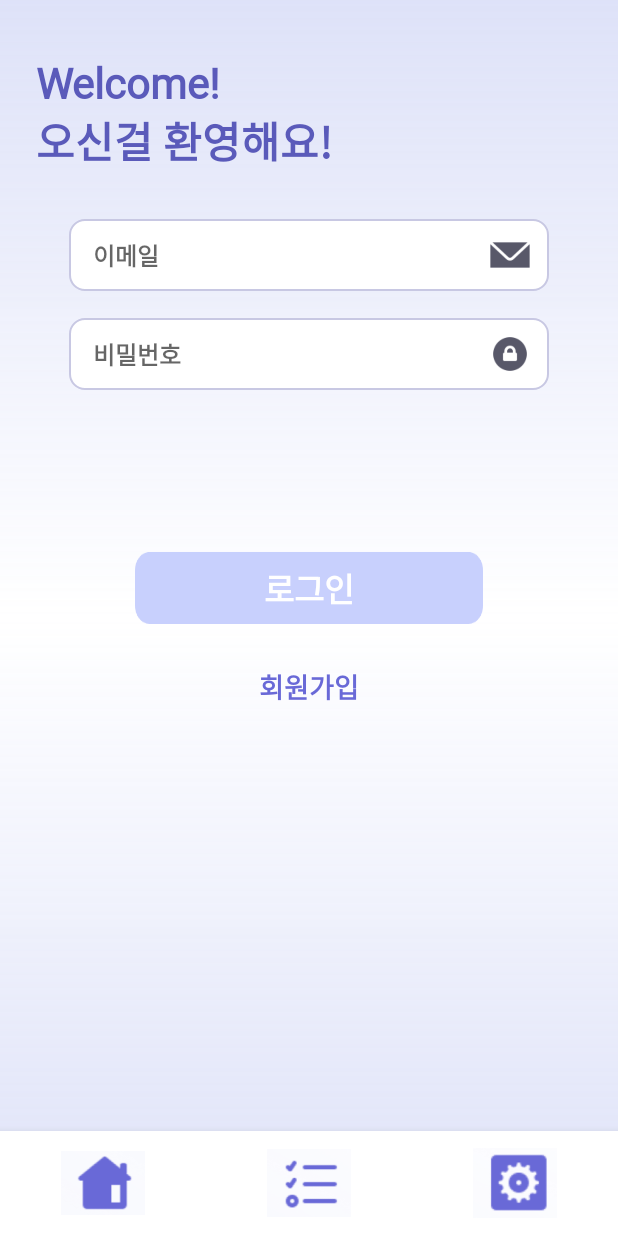
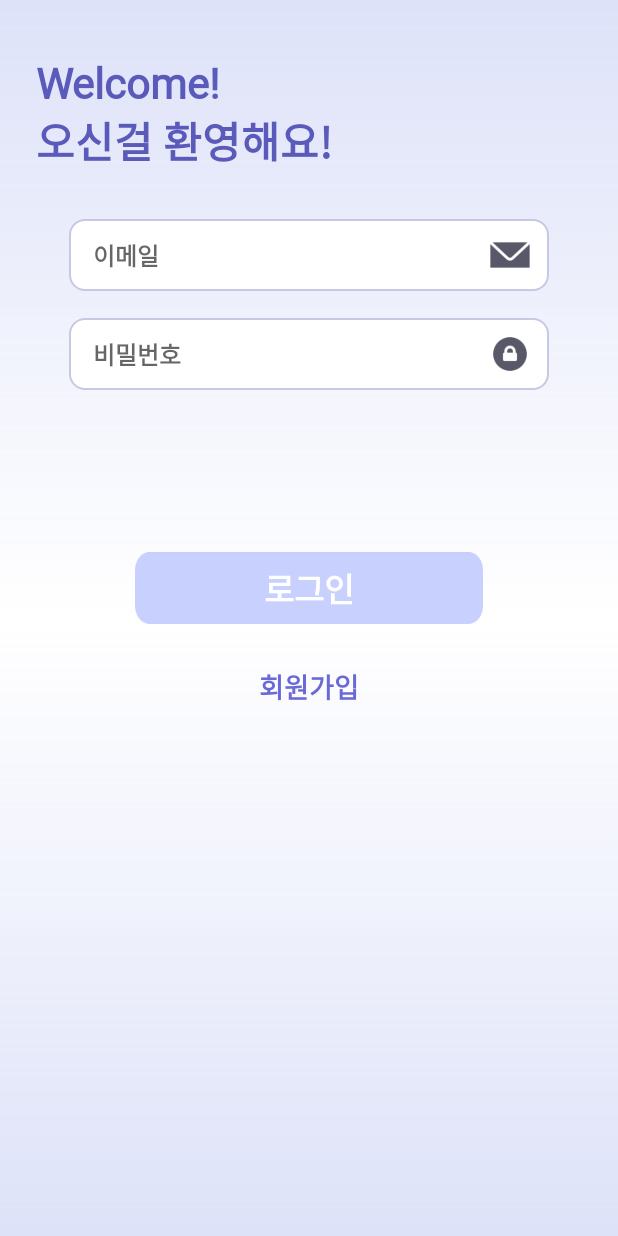
Before and after one commit to Frivack/SMU_Capstone, an Android app built with Jetpack Compose: the LoginPage screen opened directly, with no data from a screen before it, on a phone screen of 412 x 824 dp. Run offline under Robolectric (Android 15) with nearby library versions, the phone set to English and light mode, and no system bars; network calls fail.

Commit message:
챗봇 및 기타 수정

```diff
--- a/app/src/main/res/layout/activity_account.xml
+++ b/app/src/main/res/layout/activity_account.xml
@@ -162,5 +162,5 @@
                 android:contentDescription="@string/lowbar_setting"/>
         </LinearLayout>
     </LinearLayout>
-<!--푸쉬되라푸쉬되라푸쉬되라푸쉬되라푸쉬되라푸쉬되라푸쉬되라푸쉬되라-->
+
 </LinearLayout>
--- a/app/src/main/res/layout/activity_loginpage.xml
+++ b/app/src/main/res/layout/activity_loginpage.xml
@@ -132,54 +132,4 @@
             android:layout_marginBottom="12dp"/>
     </LinearLayout>
 
-    <!-- 하단 네비바 -->
-    <LinearLayout
-        android:layout_width="match_parent"
-        android:layout_height="70dp"
-        android:layout_alignParentBottom="true"
-        android:orientation="horizontal"
-        android:background="#FFFFFF"
-        android:elevation="8dp">
-
-        <LinearLayout
-            android:layout_width="0dp"
-            android:layout_height="match_parent"
-            android:layout_weight="1"
-            android:gravity="center">
-            <ImageView
-                android:id="@+id/imageHomeOne"
-                android:layout_width="56dp"
-                android:layout_height="56dp"
-                android:src="@drawable/img_home"
-                android:contentDescription="@string/lowbar_home"/>
-        </LinearLayout>
-
-        <LinearLayout
-            android:layout_width="0dp"
-            android:layout_height="match_parent"
-            android:layout_weight="1"
-            android:gravity="center">
-            <ImageView
-                android:id="@+id/imageWhatidoOne"
-                android:layout_width="56dp"
-                android:layout_height="56dp"
-                android:src="@drawable/img_what_i_do"
-                android:contentDescription="@string/lowbar_build"/>
-        </LinearLayout>
-
-        <LinearLayout
-            android:layout_width="0dp"
-            android:layout_height="match_parent"
-            android:layout_weight="1"
-            android:gravity="center">
-            <ImageView
-                android:id="@+id/imageAutomaticOne"
-                android:layout_width="56dp"
-                android:layout_height="56dp"
-                android:src="@drawable/img_automatic"
-                android:contentDescription="@string/lowbar_setting"/>
-        </LinearLayout>
-    </LinearLayout>
-
-
 </RelativeLayout>
--- a/gradle/libs.versions.toml
+++ b/gradle/libs.versions.toml
@@ -12,6 +12,9 @@ appcompat = "1.7.0"
 mysql = "8.0.33"
 recyclerview = "1.3.1"
 glide = "4.16.0"
+cardview = "1.0.0"
+material = "1.12.0"
+protoliteWellKnownTypes = "18.0.1"
 
 [libraries]
 mysqlConnector = { group = "mysql", name = "mysql-connector-java", version.ref = "mysql" }
@@ -33,6 +36,9 @@ androidx-ui-test-manifest = { group = "androidx.compose.ui", name = "ui-test-man
 androidx-ui-test-junit4 = { group = "androidx.compose.ui", name = "ui-test-junit4" }
 androidx-material3 = { group = "androidx.compose.material3", name = "material3" }
 androidx-appcompat = { group = "androidx.appcompat", name = "appcompat", version.ref = "appcompat" }
+androidx-cardview = { group = "androidx.cardview", name = "cardview", version.ref = "cardview" }
+material = { group = "com.google.android.material", name = "material", version.ref = "material" }
+protolite-well-known-types = { group = "com.google.firebase", name = "protolite-well-known-types", version.ref = "protoliteWellKnownTypes" }
 
 
 [plugins]
```
Also changed, not shown: app/src/main/java/com/capstone/myapplication/ReviewAdapter.kt (+18 -4 lines), app/src/main/res/layout/activity_budget.xml (+10 -6 lines), app/src/main/res/layout/activity_buildpage.xml (+1 -11 lines), app/src/main/res/layout/activity_mainpage.xml (+4 -5 lines), app/src/main/res/layout/activity_support.xml (+2 -6 lines), app/src/main/res/drawable/img_bot.png (added).
